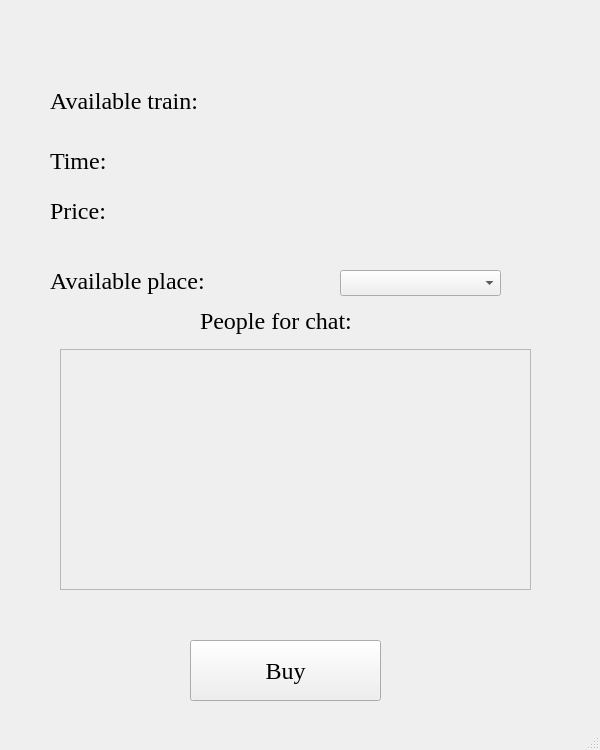
This is form_buy.ui in pidhurska/Kursova as Qt 5 draws it before an edit. The edited form follows.
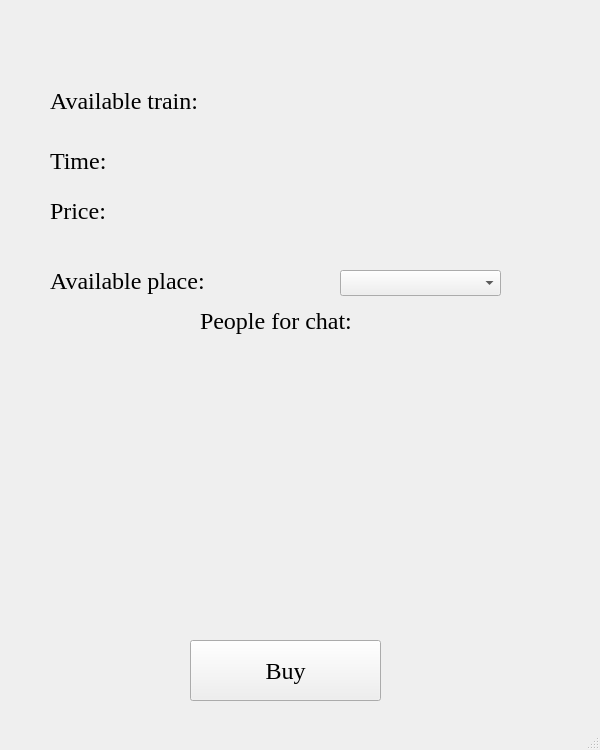
This is the edited form.

The edit to the form file:
```diff
--- a/form_buy.ui
+++ b/form_buy.ui
@@ -195,17 +195,17 @@
      <string>People for chat:</string>
     </property>
    </widget>
-   <widget class="QScrollArea" name="scrollArea">
+   <widget class="QLabel" name="label">
     <property name="geometry">
      <rect>
-      <x>60</x>
-      <y>349</y>
-      <width>471</width>
-      <height>241</height>
+      <x>50</x>
+      <y>370</y>
+      <width>491</width>
+      <height>221</height>
      </rect>
     </property>
-    <property name="widgetResizable">
-     <bool>true</bool>
+    <property name="text">
+     <string/>
     </property>
     <widget class="QWidget" name="scrollAreaWidgetContents">
      <property name="geometry">
```
Left out of the diff: 10 changed lines with no effect on the pictures.
